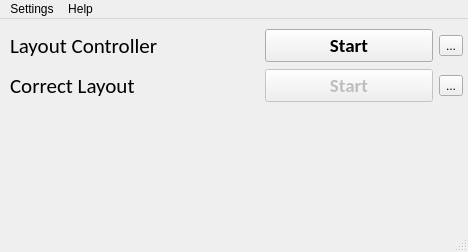
Old version of the form src/Chiya/mainwindow.ui in the repository QYQYMBA/ChiyaProject.
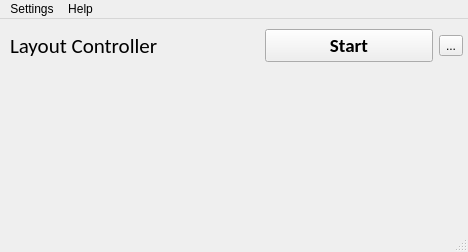
New version of the form.

Patch:
```diff
--- a/src/Chiya/mainwindow.ui
+++ b/src/Chiya/mainwindow.ui
@@ -83,78 +83,6 @@
      </item>
     </layout>
    </widget>
-   <widget class="QWidget" name="layoutWidget_2">
-    <property name="geometry">
-     <rect>
-      <x>10</x>
-      <y>50</y>
-      <width>453</width>
-      <height>33</height>
-     </rect>
-    </property>
-    <layout class="QHBoxLayout" name="clHorizontalLayout">
-     <item>
-      <widget class="QLabel" name="clLabel">
-       <property name="font">
-        <font>
-         <family>Calibri</family>
-         <pointsize>16</pointsize>
-        </font>
-       </property>
-       <property name="toolTip">
-        <string>This module switches layouts just like windows do, but with more customize options</string>
-       </property>
-       <property name="text">
-        <string>Correct Layout</string>
-       </property>
-      </widget>
-     </item>
-     <item>
-      <spacer name="horizontalSpacer_3">
-       <property name="orientation">
-        <enum>Qt::Horizontal</enum>
-       </property>
-       <property name="sizeType">
-        <enum>QSizePolicy::Fixed</enum>
-       </property>
-       <property name="sizeHint" stdset="0">
-        <size>
-         <width>80</width>
-         <height>20</height>
-        </size>
-       </property>
-      </spacer>
-     </item>
-     <item>
-      <widget class="QPushButton" name="clStateButton">
-       <property name="enabled">
-        <bool>false</bool>
-       </property>
-       <property name="font">
-        <font>
-         <family>Calibri</family>
-         <pointsize>14</pointsize>
-         <weight>75</weight>
-         <bold>true</bold>
-        </font>
-       </property>
-       <property name="text">
-        <string>Start</string>
-       </property>
-      </widget>
-     </item>
-     <item>
-      <widget class="QToolButton" name="clSettingsButton">
-       <property name="toolTip">
-        <string>Layout Controller settings</string>
-       </property>
-       <property name="text">
-        <string>...</string>
-       </property>
-      </widget>
-     </item>
-    </layout>
-   </widget>
   </widget>
   <widget class="QMenuBar" name="menubar">
    <property name="geometry">
```
Left out of the diff: 4 changed lines with no effect on the pictures.
